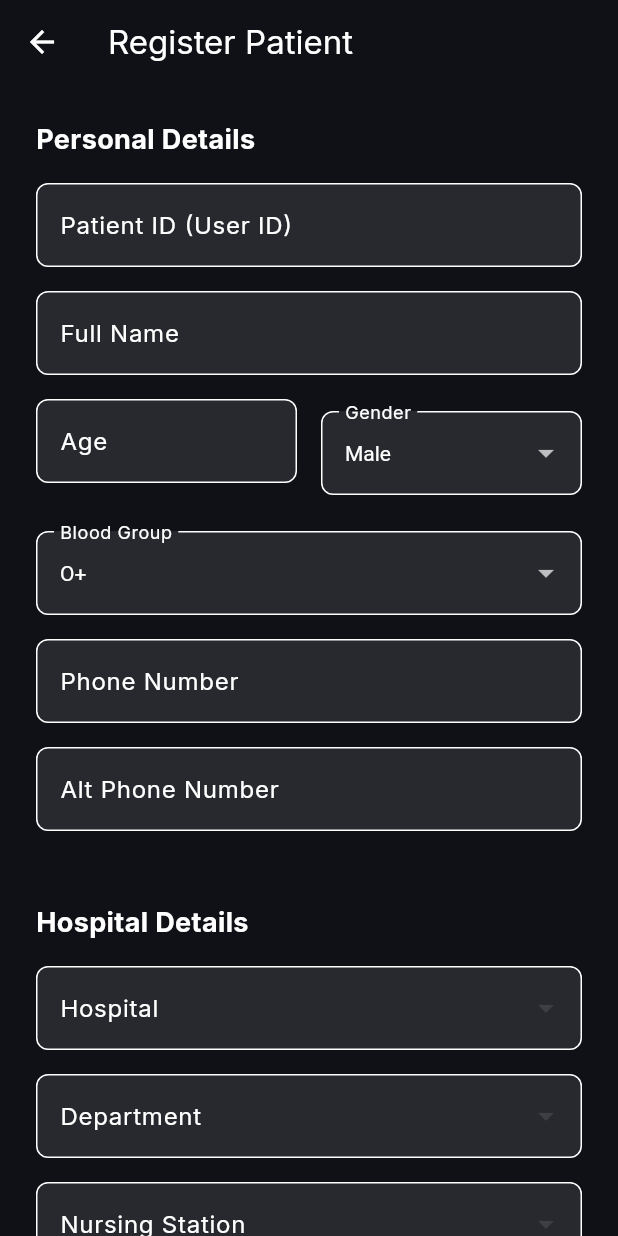
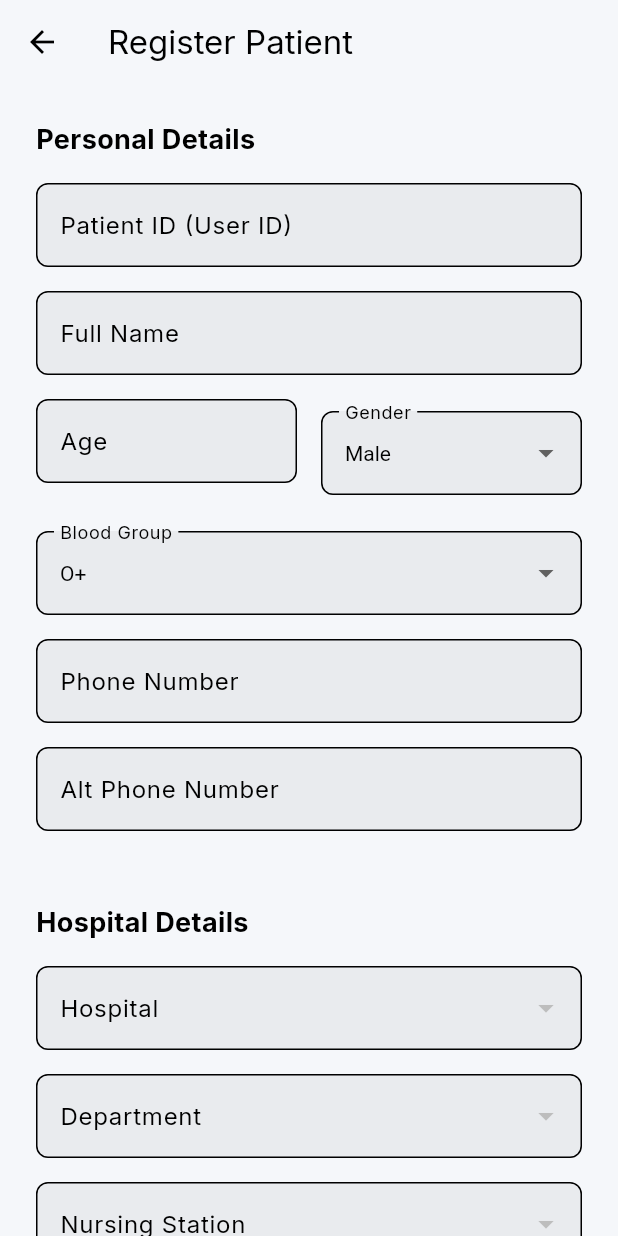
Before and after one commit to muhammed-aslam-pm/VitalVue-Consumer, a Flutter app: the screen it shows after launch, after a tap on "Register Patient", on a phone screen of 412 x 824 dp. Run offline on Flutter 3.47's test engine with Material 3 defaults, Android fonts, the phone set to English and light mode, and no system bars; our stand-ins replace dio, equatable, fl_chart, flutter_animate, flutter_bloc, flutter_blue_plus and 7 more; missing offline and left inert: flutter_background_service; accounts and stored records are empty; network calls fail.

Commit message:
theme changed to light

```diff
--- a/lib/main.dart
+++ b/lib/main.dart
@@ -46,7 +46,7 @@ void main() async {
   SystemChrome.setPreferredOrientations([DeviceOrientation.portraitUp]);
   SystemChrome.setSystemUIOverlayStyle(const SystemUiOverlayStyle(
     statusBarColor: Colors.transparent,
-    statusBarIconBrightness: Brightness.light,
+    statusBarIconBrightness: Brightness.dark,
   ));
   runApp(const JBandMonitorApp());
 }
@@ -181,15 +181,15 @@ class _JBandMonitorAppState extends State<JBandMonitorApp> {
 
   ThemeData _buildTheme() {
     return ThemeData(
-      brightness: Brightness.dark,
-      scaffoldBackgroundColor: const Color(0xFF0F1117),
-      colorScheme: const ColorScheme.dark(
+      brightness: Brightness.light,
+      scaffoldBackgroundColor: const Color(0xFFF5F7FA),
+      colorScheme: const ColorScheme.light(
         primary: Color(0xFF1A73E8),
         secondary: Color(0xFF00BFA5),
-        surface: Color(0xFF1A1D27),
+        surface: Colors.white,
         error: Color(0xFFE53935),
       ),
-      textTheme: GoogleFonts.interTextTheme(ThemeData.dark().textTheme),
+      textTheme: GoogleFonts.interTextTheme(ThemeData.light().textTheme),
       useMaterial3: true,
     );
   }
@@ -202,7 +202,7 @@ class _SplashScreen extends StatelessWidget {
   @override
   Widget build(BuildContext context) {
     return const Scaffold(
-      backgroundColor: Color(0xFF0F1117),
+      backgroundColor: Color(0xFFF5F7FA),
       body: Center(
         child: CircularProgressIndicator(
           color: Color(0xFF1A73E8),
--- a/lib/ui/pages/login_page.dart
+++ b/lib/ui/pages/login_page.dart
@@ -36,7 +36,7 @@ class _LoginPageState extends State<LoginPage> {
   @override
   Widget build(BuildContext context) {
     return Scaffold(
-      backgroundColor: const Color(0xFF0F1117),
+      backgroundColor: Theme.of(context).scaffoldBackgroundColor,
       body: Stack(
         children: [
           _BackgroundBlobs(),
@@ -112,7 +112,7 @@ class _LoginPageState extends State<LoginPage> {
         Text(
           'VitalVue Consumer',
           style: GoogleFonts.inter(
-            color: Colors.white,
+            color: Theme.of(context).colorScheme.onSurface,
             fontSize: 28,
             fontWeight: FontWeight.w800,
             letterSpacing: -0.5,
@@ -122,7 +122,7 @@ class _LoginPageState extends State<LoginPage> {
         Text(
           'VitalVue Healthcare Platform',
           style: TextStyle(
-            color: Colors.white.withValues(alpha: 0.4),
+            color: Theme.of(context).colorScheme.onSurface.withValues(alpha: 0.6),
             fontSize: 14,
           ),
         ).animate().fadeIn(delay: 200.ms, duration: 400.ms),
@@ -149,9 +149,9 @@ class _LoginPageState extends State<LoginPage> {
         child: Container(
           padding: const EdgeInsets.all(28),
           decoration: BoxDecoration(
-            color: Colors.white.withValues(alpha: 0.04),
+            color: Theme.of(context).colorScheme.surface,
             borderRadius: BorderRadius.circular(24),
-            border: Border.all(color: Colors.white.withValues(alpha: 0.08)),
+            border: Border.all(color: Theme.of(context).colorScheme.onSurface.withValues(alpha: 0.1)),
           ),
           child: AnimatedSwitcher(
             duration: 350.ms,
@@ -186,7 +186,7 @@ class _LoginPageState extends State<LoginPage> {
         Text(
           'Staff Login',
           style: GoogleFonts.inter(
-            color: Colors.white,
+            color: Theme.of(context).colorScheme.onSurface,
             fontSize: 20,
             fontWeight: FontWeight.w700,
           ),
@@ -195,7 +195,7 @@ class _LoginPageState extends State<LoginPage> {
         Text(
           'Enter your Staff / Nurse / Doctor ID to receive an OTP.',
           style: TextStyle(
-              color: Colors.white.withValues(alpha: 0.45), fontSize: 13),
+              color: Theme.of(context).colorScheme.onSurface.withValues(alpha: 0.6), fontSize: 13),
         ),
         const SizedBox(height: 24),
         _AuthField(
@@ -228,10 +228,10 @@ class _LoginPageState extends State<LoginPage> {
               ),
             );
           },
-          icon: const Icon(Icons.person_add_rounded, size: 18, color: Colors.white70),
-          label: const Text(
+          icon: Icon(Icons.person_add_rounded, size: 18, color: Theme.of(context).colorScheme.onSurface.withValues(alpha: 0.7)),
+          label: Text(
             'Register Patient',
-            style: TextStyle(color: Colors.white70, fontSize: 14),
+            style: TextStyle(color: Theme.of(context).colorScheme.onSurface.withValues(alpha: 0.7), fontSize: 14),
           ),
           style: TextButton.styleFrom(
             padding: const EdgeInsets.symmetric(vertical: 16),
@@ -265,14 +265,14 @@ class _LoginPageState extends State<LoginPage> {
                   ? null
                   : () => context.read<AuthBloc>().add(const AuthLogout()),
               child: Icon(Icons.arrow_back_rounded,
-                  color: Colors.white.withValues(alpha: 0.5), size: 20),
+                  color: Theme.of(context).colorScheme.onSurface.withValues(alpha: 0.5), size: 20),
             ),
             const SizedBox(width: 10),
             Expanded(
               child: Text(
                 'Enter OTP',
                 style: GoogleFonts.inter(
-                  color: Colors.white,
+                  color: Theme.of(context).colorScheme.onSurface,
                   fontSize: 20,
                   fontWeight: FontWeight.w700,
                 ),
@@ -284,7 +284,7 @@ class _LoginPageState extends State<LoginPage> {
         RichText(
           text: TextSpan(
             style: TextStyle(
-                color: Colors.white.withValues(alpha: 0.45), fontSize: 13),
+                color: Theme.of(context).colorScheme.onSurface.withValues(alpha: 0.6), fontSize: 13),
             children: [
               const TextSpan(text: 'An OTP was sent to the contact registered for '),
               TextSpan(
@@ -383,22 +383,22 @@ class _AuthField extends StatelessWidget {
       maxLength: maxLength,
       onSubmitted: onSubmitted,
       inputFormatters: inputFormatters,
-      style: const TextStyle(color: Colors.white, fontSize: 16),
+      style: TextStyle(color: Theme.of(context).colorScheme.onSurface, fontSize: 16),
       decoration: InputDecoration(
         counterText: '',
         labelText: label,
         hintText: hint,
         prefixIcon: Icon(icon, color: const Color(0xFF1A73E8), size: 20),
         labelStyle:
-            TextStyle(color: Colors.white.withValues(alpha: 0.5), fontSize: 14),
+            TextStyle(color: Theme.of(context).colorScheme.onSurface.withValues(alpha: 0.6), fontSize: 14),
         hintStyle:
-            TextStyle(color: Colors.white.withValues(alpha: 0.25), fontSize: 14),
+            TextStyle(color: Theme.of(context).colorScheme.onSurface.withValues(alpha: 0.4), fontSize: 14),
         filled: true,
-        fillColor: Colors.white.withValues(alpha: 0.05),
+        fillColor: Theme.of(context).colorScheme.onSurface.withValues(alpha: 0.05),
         enabledBorder: OutlineInputBorder(
           borderRadius: BorderRadius.circular(14),
           borderSide:
-              BorderSide(color: Colors.white.withValues(alpha: 0.12)),
+              BorderSide(color: Theme.of(context).colorScheme.onSurface.withValues(alpha: 0.15)),
         ),
         focusedBorder: OutlineInputBorder(
           borderRadius: BorderRadius.circular(14),
--- a/lib/ui/pages/register_patient_page.dart
+++ b/lib/ui/pages/register_patient_page.dart
@@ -79,10 +79,10 @@ class _RegisterPatientPageState extends State<RegisterPatientPage> {
       child: Scaffold(
         appBar: AppBar(
           title: const Text('Register Patient'),
-          backgroundColor: const Color(0xFF0F1117),
+          backgroundColor: Theme.of(context).scaffoldBackgroundColor,
           elevation: 0,
         ),
-        backgroundColor: const Color(0xFF0F1117),
+        backgroundColor: Theme.of(context).scaffoldBackgroundColor,
         body: BlocConsumer<RegisterBloc, RegisterState>(
           listener: (context, state) {
             if (state.status == RegisterStatus.success) {
@@ -117,11 +117,11 @@ class _RegisterPatientPageState extends State<RegisterPatientPage> {
                             decoration: InputDecoration(
                               labelText: 'Gender',
                               filled: true,
-                              fillColor: Colors.white.withValues(alpha: 0.1),
+                              fillColor: Theme.of(context).colorScheme.onSurface.withValues(alpha: 0.05),
                               border: OutlineInputBorder(borderRadius: BorderRadius.circular(8)),
                             ),
-                            dropdownColor: const Color(0xFF1A1C24),
-                            style: const TextStyle(color: Colors.white),
+                            dropdownColor: Theme.of(context).colorScheme.surface,
+                            style: TextStyle(color: Theme.of(context).colorScheme.onSurface),
                             items: const [
                               DropdownMenuItem(value: 'M', child: Text('Male')),
                               DropdownMenuItem(value: 'F', child: Text('Female')),
@@ -138,11 +138,11 @@ class _RegisterPatientPageState extends State<RegisterPatientPage> {
                       decoration: InputDecoration(
                         labelText: 'Blood Group',
                         filled: true,
-                        fillColor: Colors.white.withValues(alpha: 0.1),
+                        fillColor: Theme.of(context).colorScheme.onSurface.withValues(alpha: 0.05),
                         border: OutlineInputBorder(borderRadius: BorderRadius.circular(8)),
                       ),
-                      dropdownColor: const Color(0xFF1A1C24),
-                      style: const TextStyle(color: Colors.white),
+                      dropdownColor: Theme.of(context).colorScheme.surface,
+                      style: TextStyle(color: Theme.of(context).colorScheme.onSurface),
                       items: ['A+', 'A-', 'B+', 'B-', 'AB+', 'AB-', 'O+', 'O-']
                           .map((bg) => DropdownMenuItem(value: bg, child: Text(bg)))
                           .toList(),
@@ -201,7 +201,7 @@ class _RegisterPatientPageState extends State<RegisterPatientPage> {
       padding: const EdgeInsets.only(bottom: 16),
       child: Text(
         title,
-        style: const TextStyle(fontSize: 18, fontWeight: FontWeight.bold, color: Colors.white),
+        style: TextStyle(fontSize: 18, fontWeight: FontWeight.bold, color: Theme.of(context).colorScheme.onSurface),
       ),
     );
   }
@@ -219,11 +219,11 @@ class _RegisterPatientPageState extends State<RegisterPatientPage> {
         decoration: InputDecoration(
           labelText: label,
           filled: true,
-          fillColor: Colors.white.withValues(alpha: 0.1),
+          fillColor: Theme.of(context).colorScheme.onSurface.withValues(alpha: 0.05),
           border: OutlineInputBorder(borderRadius: BorderRadius.circular(8)),
         ),
         keyboardType: keyboardType,
-        style: const TextStyle(color: Colors.white),
+        style: TextStyle(color: Theme.of(context).colorScheme.onSurface),
         validator: required
             ? (value) => (value == null || value.isEmpty) ? 'Required' : null
             : null,
@@ -243,11 +243,11 @@ class _RegisterPatientPageState extends State<RegisterPatientPage> {
       decoration: InputDecoration(
         labelText: label,
         filled: true,
-        fillColor: Colors.white.withValues(alpha: 0.1),
+        fillColor: Theme.of(context).colorScheme.onSurface.withValues(alpha: 0.05),
         border: OutlineInputBorder(borderRadius: BorderRadius.circular(8)),
       ),
-      dropdownColor: const Color(0xFF1A1C24),
-      style: const TextStyle(color: Colors.white),
+      dropdownColor: Theme.of(context).colorScheme.surface,
+      style: TextStyle(color: Theme.of(context).colorScheme.onSurface),
       items: isEmpty ? null : items.map((item) {
         final displayName = item['name'] ?? item['room_number'] ?? 'Unknown';
         return DropdownMenuItem<int>(
```
Also changed, not shown: lib/ui/pages/band_monitor_page.dart (+12 -12 lines), lib/ui/pages/profile_page.dart (+18 -18 lines), lib/ui/pages/staff_dashboard_page.dart (+11 -11 lines), lib/ui/pages/vitals_details_page.dart (+14 -14 lines), lib/ui/widgets/action_capture_dialog.dart (+17 -17 lines), lib/ui/widgets/critical_alert_dialog.dart (+10 -10 lines), lib/ui/widgets/device_scan_sheet.dart (+14 -14 lines), lib/ui/widgets/patient_monitor_card.dart (+18 -18 lines), lib/ui/widgets/vital_card.dart (+4 -4 lines).
